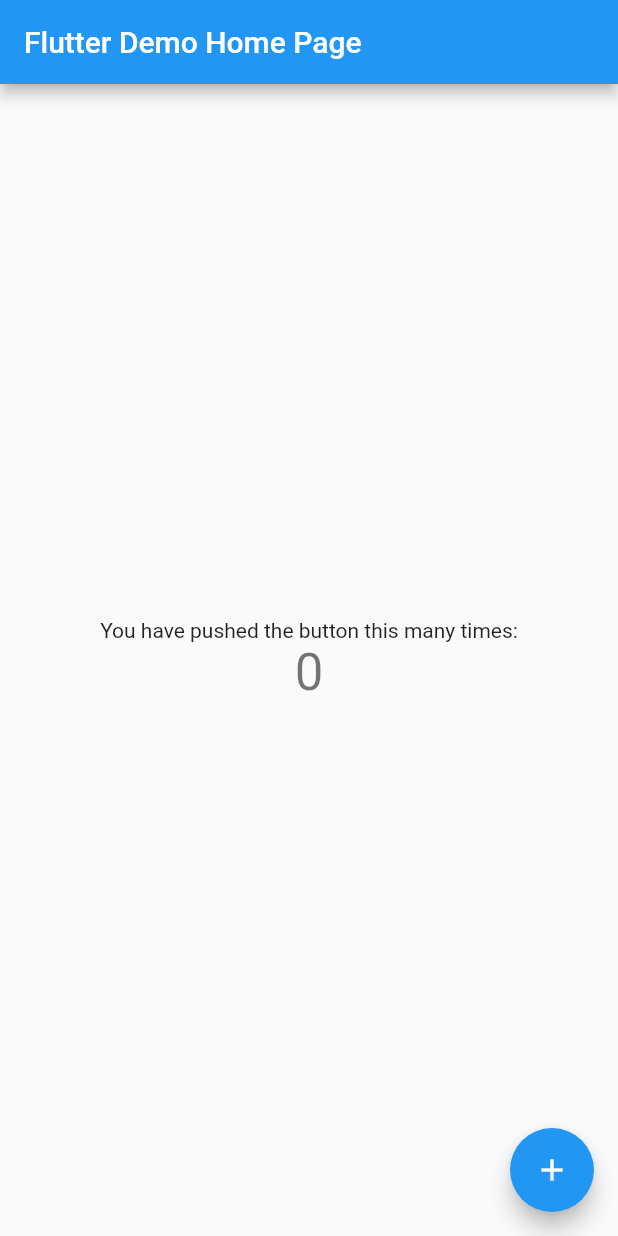
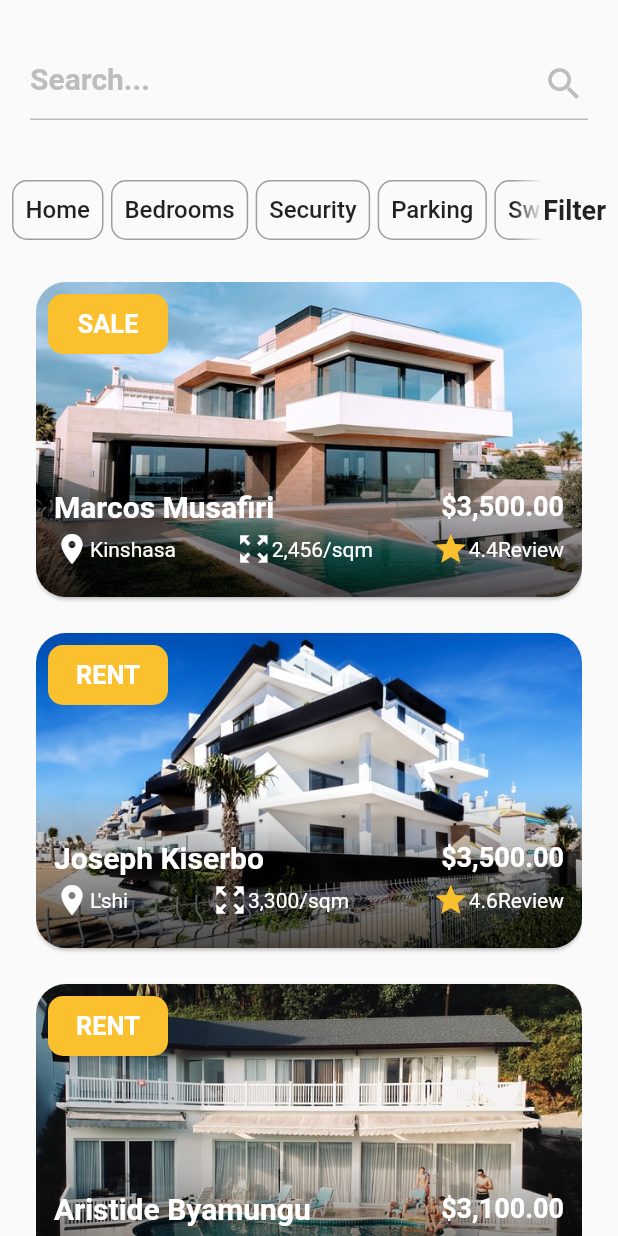
Before and after one commit to marcos0802/estate_app, a Flutter app: the screen it shows after launch, on a phone screen of 412 x 824 dp. Run offline on Flutter 3.47's test engine with Material 2 defaults, Android fonts, the phone set to English and light mode, and no system bars.

Commit message:
feature: add home page

```diff
--- a/lib/main.dart
+++ b/lib/main.dart
@@ -1,3 +1,4 @@
+import 'package:estate_app/screens/home.dart';
 import 'package:flutter/material.dart';
 
 void main() {
@@ -9,105 +10,11 @@ class MyApp extends StatelessWidget {
   @override
   Widget build(BuildContext context) {
     return MaterialApp(
-      title: 'Flutter Demo',
-      theme: ThemeData(
-        // This is the theme of your application.
-        //
-        // Try running your application with "flutter run". You'll see the
-        // application has a blue toolbar. Then, without quitting the app, try
-        // changing the primarySwatch below to Colors.green and then invoke
-        // "hot reload" (press "r" in the console where you ran "flutter run",
-        // or simply save your changes to "hot reload" in a Flutter IDE).
-        // Notice that the counter didn't reset back to zero; the application
-        // is not restarted.
-        primarySwatch: Colors.blue,
-      ),
-      home: MyHomePage(title: 'Flutter Demo Home Page'),
-    );
+        debugShowCheckedModeBanner: false,
+        title: 'Estate App',
+        theme: ThemeData(
+          primarySwatch: Colors.blue,
+        ),
+        home: EstateApp());
   }
 }
-
-class MyHomePage extends StatefulWidget {
-  MyHomePage({Key? key, required this.title}) : super(key: key);
-
-  // This widget is the home page of your application. It is stateful, meaning
-  // that it has a State object (defined below) that contains fields that affect
-  // how it looks.
-
-  // This class is the configuration for the state. It holds the values (in this
-  // case the title) provided by the parent (in this case the App widget) and
-  // used by the build method of the State. Fields in a Widget subclass are
-  // always marked "final".
-
-  final String title;
-
-  @override
-  _MyHomePageState createState() => _MyHomePageState();
-}
-
-class _MyHomePageState extends State<MyHomePage> {
-  int _counter = 0;
-
-  void _incrementCounter() {
-    setState(() {
-      // This call to setState tells the Flutter framework that something has
-      // changed in this State, which causes it to rerun the build method below
-      // so that the display can reflect the updated values. If we changed
-      // _counter without calling setState(), then the build method would not be
-      // called again, and so nothing would appear to happen.
-      _counter++;
-    });
-  }
-
-  @override
-  Widget build(BuildContext context) {
-    // This method is rerun every time setState is called, for instance as done
-    // by the _incrementCounter method above.
-    //
-    // The Flutter framework has been optimized to make rerunning build methods
-    // fast, so that you can just rebuild anything that needs updating rather
-    // than having to individually change instances of widgets.
-    return Scaffold(
-      appBar: AppBar(
-        // Here we take the value from the MyHomePage object that was created by
-        // the App.build method, and use it to set our appbar title.
-        title: Text(widget.title),
-      ),
-      body: Center(
-        // Center is a layout widget. It takes a single child and positions it
-        // in the middle of the parent.
-        child: Column(
-          // Column is also a layout widget. It takes a list of children and
-          // arranges them vertically. By default, it sizes itself to fit its
-          // children horizontally, and tries to be as tall as its parent.
-          //
-          // Invoke "debug painting" (press "p" in the console, choose the
-          // "Toggle Debug Paint" action from the Flutter Inspector in Android
-          // Studio, or the "Toggle Debug Paint" command in Visual Studio Code)
-          // to see the wireframe for each widget.
-          //
-          // Column has various properties to control how it sizes itself and
-          // how it positions its children. Here we use mainAxisAlignment to
-          // center the children vertically; the main axis here is the vertical
-          // axis because Columns are vertical (the cross axis would be
-          // horizontal).
-          mainAxisAlignment: MainAxisAlignment.center,
-          children: <Widget>[
-            Text(
-              'You have pushed the button this many times:',
-            ),
-            Text(
-              '$_counter',
-              style: Theme.of(context).textTheme.headline4,
-            ),
-          ],
-        ),
-      ),
-      floatingActionButton: FloatingActionButton(
-        onPressed: _incrementCounter,
-        tooltip: 'Increment',
-        child: Icon(Icons.add),
-      ), // This trailing comma makes auto-formatting nicer for build methods.
-    );
-  }
-}
--- /dev/null
+++ b/lib/screens/details.dart
@@ -0,0 +1,20 @@
+import 'package:estate_app/data/data.dart';
+import 'package:flutter/material.dart';
+
+class Details extends StatelessWidget {
+  final Property property;
+  Details({required this.property});
+
+  @override
+  Widget build(BuildContext context) {
+    return Scaffold(
+        body: Column(
+      children: [
+        Padding(
+          padding: const EdgeInsets.all(28.0),
+          child: Text(property.name),
+        )
+      ],
+    ));
+  }
+}
--- /dev/null
+++ b/lib/screens/home.dart
@@ -0,0 +1,261 @@
+import 'package:estate_app/data/data.dart';
+import 'package:estate_app/screens/details.dart';
+import 'package:flutter/material.dart';
+import 'package:flutter/rendering.dart';
+
+class EstateApp extends StatefulWidget {
+  const EstateApp({Key? key}) : super(key: key);
+
+  @override
+  _EstateAppState createState() => _EstateAppState();
+}
+
+class _EstateAppState extends State<EstateApp> {
+  List<Property> properties = getPropertyList();
+
+  @override
+  Widget build(BuildContext context) {
+    return Scaffold(
+        body: Column(children: [
+      // SEARCH INPUT FIELD
+
+      Padding(
+        padding: const EdgeInsets.symmetric(vertical: 32.0, horizontal: 20.0),
+        child: TextField(
+          style: TextStyle(
+              fontSize: 20.0, height: 1.0, fontWeight: FontWeight.bold),
+          decoration: InputDecoration(
+              // prefix: Icon(Icons.menu, size: 28, color: Colors.grey[400]!),
+              hintText: 'Search...',
+              hintStyle: TextStyle(color: Colors.grey[400]!, fontSize: 20.0),
+              enabledBorder: UnderlineInputBorder(
+                  borderSide: BorderSide(color: Colors.grey[400]!)),
+              focusedBorder: UnderlineInputBorder(
+                  borderSide: BorderSide(color: Colors.grey[400]!)),
+              border: UnderlineInputBorder(
+                  borderSide: BorderSide(color: Colors.grey[400]!)),
+              suffixIcon: Padding(
+                padding: EdgeInsets.only(left: 16.0),
+                child: Icon(
+                  Icons.search,
+                  size: 28,
+                  color: Colors.grey[400]!,
+                ),
+              )),
+        ),
+      ),
+
+      //FILTER WIDGET
+
+      Padding(
+        padding: const EdgeInsets.all(8.0),
+        child: Expanded(
+          child: Row(
+            mainAxisAlignment: MainAxisAlignment.spaceBetween,
+            children: [
+              Expanded(
+                  child: Container(
+                height: 40.0,
+                child: Stack(
+                  children: [
+                    ListView(
+                      scrollDirection: Axis.horizontal,
+                      children: [
+                        _buildFilter("Home"),
+                        _buildFilter("Bedrooms"),
+                        _buildFilter("Security"),
+                        _buildFilter("Parking"),
+                        _buildFilter("Swimming Pool"),
+                        _buildFilter("Price")
+                      ],
+                    ),
+                    Align(
+                      alignment: Alignment.centerRight,
+                      child: Container(
+                        width: 20,
+                        decoration: BoxDecoration(
+                            gradient: LinearGradient(
+                                begin: Alignment.centerRight,
+                                end: Alignment.centerLeft,
+                                stops: [
+                              0.0,
+                              1.0
+                            ],
+                                colors: [
+                              Theme.of(context).scaffoldBackgroundColor,
+                              Theme.of(context)
+                                  .scaffoldBackgroundColor
+                                  .withOpacity(0.0)
+                            ])),
+                      ),
+                    )
+                  ],
+                ),
+              )),
+              Text(
+                'Filter',
+                style: TextStyle(fontSize: 18.0, fontWeight: FontWeight.bold),
+              )
+            ],
+          ),
+        ),
+      ),
+
+      SizedBox(height: 20.0),
+
+      Expanded(
+          child: Container(
+              padding: EdgeInsets.symmetric(
+                horizontal: 24.0,
+              ),
+              child: ListView(
+                  physics: BouncingScrollPhysics(),
+                  scrollDirection: Axis.vertical,
+                  children: buildProperties())))
+    ]));
+  }
+
+  Widget _buildFilter(String text) {
+    return Container(
+      margin: const EdgeInsets.only(right: 5.0),
+      decoration: BoxDecoration(
+          border: Border.all(color: Colors.grey),
+          borderRadius: BorderRadius.all(Radius.circular(10.0))),
+      child: Center(
+        child: Padding(
+          padding: const EdgeInsets.all(8.0),
+          child: Text(
+            text,
+            style: TextStyle(fontSize: 16.0, fontWeight: FontWeight.w500),
+          ),
+        ),
+      ),
+    );
+  }
+
+  List<Widget> buildProperties() {
+    List<Widget> list = [];
+    for (var i = 0; i < properties.length; i++) {
+      list.add(Hero(
+        tag: properties[i].frontImage,
+        child: buildProperty(properties[i], i),
+      ));
+    }
+    return list;
+  }
+
+  Widget buildProperty(Property property, int index) {
+    return GestureDetector(
+      onTap: () => Navigator.push(
+          context,
+          new MaterialPageRoute(
+              builder: (_) => Details(
+                    property: property,
+                  ))),
+      child: Card(
+        margin: EdgeInsets.only(bottom: 24.0),
+        clipBehavior: Clip.antiAlias,
+        shape: RoundedRectangleBorder(
+            borderRadius: BorderRadius.all(Radius.circular(20.0))),
+        child: Container(
+          height: 210.0,
+          decoration: BoxDecoration(
+              image: DecorationImage(
+                  image: AssetImage(property.frontImage), fit: BoxFit.cover)),
+          child: Container(
+            decoration: BoxDecoration(
+                gradient: LinearGradient(
+                    begin: Alignment.topCenter,
+                    end: Alignment.bottomCenter,
+                    stops: [
+                  0.5,
+                  1.0
+                ],
+                    colors: [
+                  Colors.transparent,
+                  Colors.black.withOpacity(0.7)
+                ])),
+            child: Column(
+              mainAxisAlignment: MainAxisAlignment.start,
+              crossAxisAlignment: CrossAxisAlignment.start,
+              children: [
+                Container(
+                  width: 80,
+                  height: 40,
+                  margin: const EdgeInsets.all(8.0),
+                  decoration: BoxDecoration(
+                      color: Colors.yellow[700]!,
+                      borderRadius: BorderRadius.circular(10.0)),
+                  child: Center(
+                      child: Text(
+                    property.label,
+                    style: TextStyle(
+                        color: Colors.white,
+                        fontWeight: FontWeight.w600,
+                        fontSize: 17.0),
+                  )),
+                ),
+                Expanded(child: Container()),
+                Column(
+                  children: [
+                    Padding(
+                      padding: const EdgeInsets.only(
+                          bottom: 5.0, left: 12.0, right: 12.0),
+                      child: Row(
+                        mainAxisAlignment: MainAxisAlignment.spaceBetween,
+                        children: [
+                          Text(property.name,
+                              style: TextStyle(
+                                color: Colors.white,
+                                fontSize: 20,
+                                fontWeight: FontWeight.bold,
+                              )),
+                          Text(r"$" + property.price,
+                              style: TextStyle(
+                                color: Colors.white,
+                                fontSize: 18,
+                                fontWeight: FontWeight.bold,
+                              ))
+                        ],
+                      ),
+                    ),
+                    Padding(
+                      padding: const EdgeInsets.only(
+                          bottom: 20.0, left: 12.0, right: 12.0),
+                      child: Row(
+                        mainAxisAlignment: MainAxisAlignment.spaceBetween,
+                        children: [
+                          _buildDescription(Icons.location_on, Colors.white,
+                              property.location),
+                          _buildDescription(Icons.zoom_out_map, Colors.white,
+                              property.sqm + "/sqm"),
+                          _buildDescription(Icons.star, Colors.yellow[700]!,
+                              property.review + "Review")
+                        ],
+                      ),
+                    )
+                  ],
+                )
+              ],
+            ),
+          ),
+        ),
+      ),
+    );
+  }
+
+  Widget _buildDescription(IconData icon, Color color, String description) {
+    return Row(
+      children: [
+        Icon(
+          icon,
+          color: color,
+        ),
+        Text(
+          description,
+          style: TextStyle(color: Colors.white),
+        ),
+      ],
+    );
+  }
+}
--- a/pubspec.yaml
+++ b/pubspec.yaml
@@ -45,8 +45,8 @@ flutter:
   uses-material-design: true
 
   # To add assets to your application, add an assets section, like this:
-  # assets:
-  #   - images/a_dot_burr.jpeg
+  assets:
+    - assets/images/
   #   - images/a_dot_ham.jpeg
 
   # An image asset can refer to one or more resolution-specific "variants", see
```
